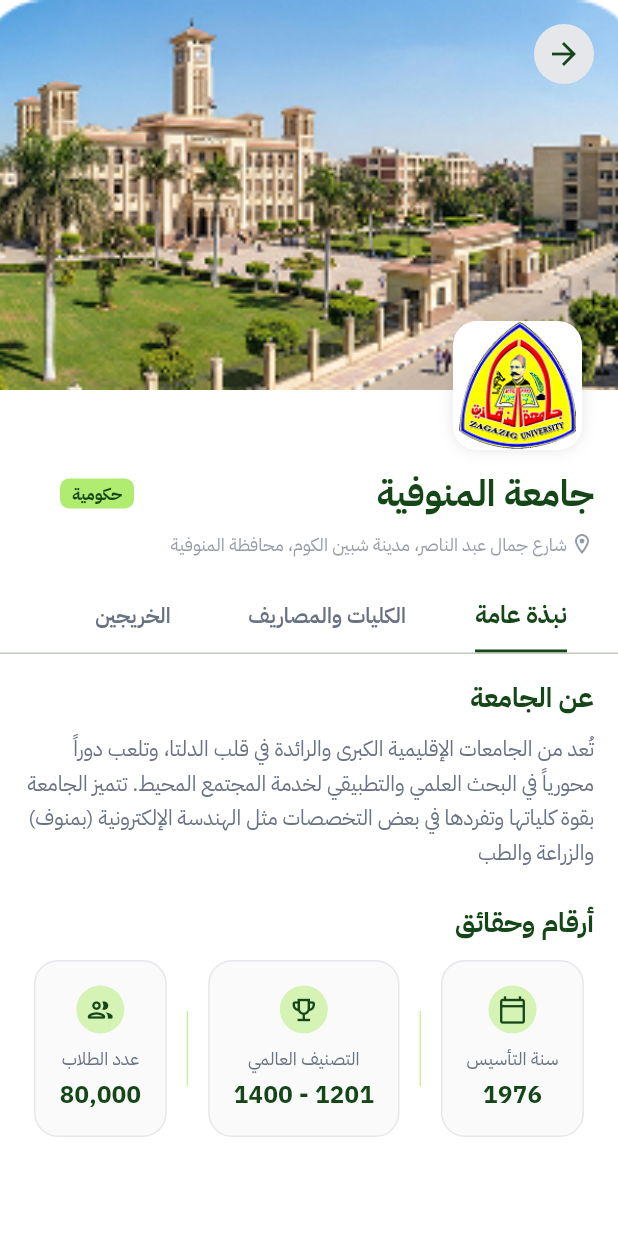
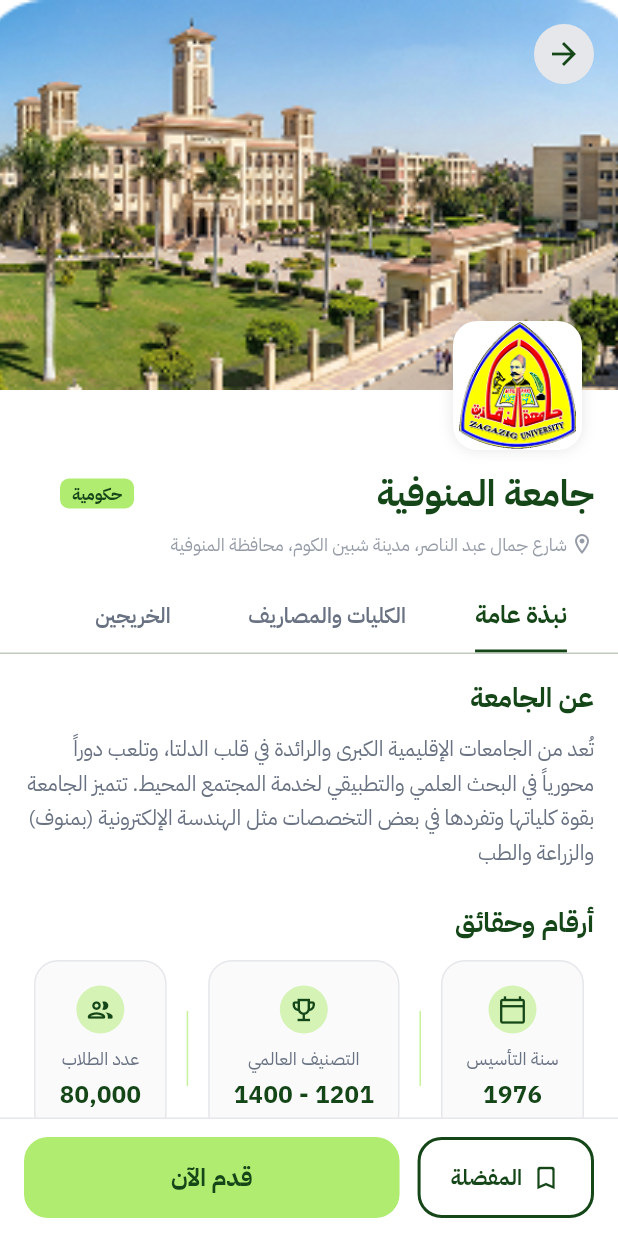
Before and after one commit to MoAbdullahConQ/Uni, a Flutter app: the UniDetailView screen opened by its route, on a phone screen of 412 x 824 dp. Run offline on Flutter 3.47's test engine with Material 3 defaults, Android fonts, the phone set to English and light mode, and no system bars; our stand-ins replace bloc, dots_indicator, flutter_svg, get_it, modal_progress_hud_nsn, shared_preferences; accounts and stored records are empty.

Commit message:
feat(uni_detail): add UniDetailBottomBar

```diff
--- /dev/null
+++ b/lib/features/uni_detail/presentation/views/widgets/uni_detail_bottom_bar.dart
@@ -0,0 +1,78 @@
+import 'package:flutter/material.dart';
+import 'package:uni/core/utils/app_colors.dart';
+import 'package:uni/core/utils/app_text_style.dart';
+import 'package:uni/core/widgets/custom_button.dart';
+
+class UniDetailBottomBar extends StatefulWidget {
+  const UniDetailBottomBar({super.key});
+
+  @override
+  State<UniDetailBottomBar> createState() => _UniDetailBottomBarState();
+}
+
+class _UniDetailBottomBarState extends State<UniDetailBottomBar> {
+  bool isFavorite = false;
+
+  @override
+  Widget build(BuildContext context) {
+    return Container(
+      padding: const EdgeInsets.symmetric(horizontal: 16, vertical: 12),
+      decoration: const BoxDecoration(
+        color: Colors.white,
+        border: Border(top: BorderSide(color: AppColors.borderColor)),
+      ),
+      child: Row(
+        children: [
+          // Favorite button
+          GestureDetector(
+            onTap: () => setState(() => isFavorite = !isFavorite),
+            child: AnimatedContainer(
+              duration: const Duration(milliseconds: 220),
+              curve: Curves.easeInOut,
+              height: 54,
+              padding: const EdgeInsets.symmetric(horizontal: 20),
+              decoration: BoxDecoration(
+                color: isFavorite ? AppColors.primaryColor : Colors.white,
+                borderRadius: BorderRadius.circular(16),
+                border: Border.all(color: AppColors.primaryColor, width: 2),
+              ),
+              child: Row(
+                children: [
+                  Icon(
+                    isFavorite
+                        ? Icons.bookmark_rounded
+                        : Icons.bookmark_outline_rounded,
+                    color: isFavorite
+                        ? AppColors.secondaryColor
+                        : AppColors.primaryColor,
+                    size: 20,
+                  ),
+                  const SizedBox(width: 6),
+                  Text(
+                    'المفضلة',
+                    style: TextStyles.bold14.copyWith(
+                      color: isFavorite
+                          ? AppColors.secondaryColor
+                          : AppColors.primaryColor,
+                    ),
+                  ),
+                ],
+              ),
+            ),
+          ),
+          const SizedBox(width: 12),
+
+          // Apply button
+          Expanded(
+            child: CustomButton(
+              onPressed: () {},
+              text: 'قدم الآن',
+              backgroundColor: AppColors.secondaryColor,
+              style: TextStyles.bold16.copyWith(color: AppColors.primaryColor),
+            ),
+          ),
+        ],
+      ),
+    );
+  }
+}
--- a/lib/features/uni_detail/presentation/views/widgets/uni_detail_view_body.dart
+++ b/lib/features/uni_detail/presentation/views/widgets/uni_detail_view_body.dart
@@ -2,6 +2,7 @@
 import 'package:uni/core/helper_functions/getDummyEntities.dart';
 import 'package:uni/features/uni_detail/domain/entities/uni_detail_entity.dart';
 import 'package:uni/features/uni_detail/presentation/views/widgets/uni_alumni_tab.dart';
+import 'package:uni/features/uni_detail/presentation/views/widgets/uni_detail_bottom_bar.dart';
 import 'package:uni/features/uni_detail/presentation/views/widgets/uni_detail_hero_image.dart';
 import 'package:uni/features/uni_detail/presentation/views/widgets/uni_detail_info_header.dart';
 import 'package:uni/features/uni_detail/presentation/views/widgets/uni_detail_tab_bar.dart';
@@ -83,6 +84,9 @@
             ),
           ),
         ),
+
+        // Bottom action bar
+        const UniDetailBottomBar(),
       ],
     );
   }
```
